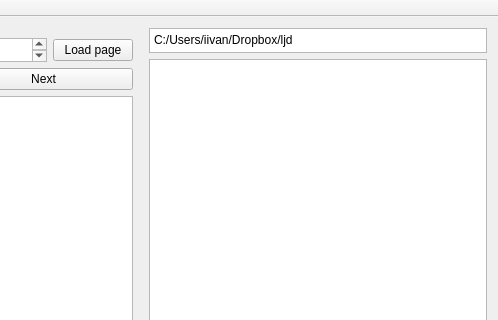
Above: mainwindow.ui from Nyoh/ljd before the change; both pictures show x 253 to 751 and y 0 to 320 of the 751 by 547 pixel window. Below: the same form after it.
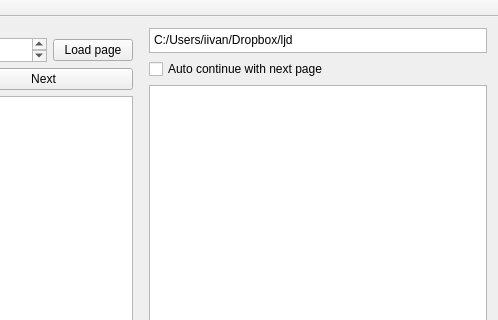
That is the form after the change.

```diff
--- a/mainwindow.ui
+++ b/mainwindow.ui
@@ -100,7 +100,7 @@
       <item>
        <layout class="QVBoxLayout" name="verticalLayout_3">
         <item>
-         <layout class="QVBoxLayout" name="verticalLayout_2" stretch="0,1,0">
+         <layout class="QVBoxLayout" name="verticalLayout_2" stretch="0,0,1,0">
           <item>
            <widget class="QPlainTextEdit" name="storageText">
             <property name="sizePolicy">
@@ -120,6 +120,13 @@
             </property>
            </widget>
           </item>
+          <item>
+           <widget class="QCheckBox" name="cbAuto">
+            <property name="text">
+             <string>Auto continue with next page</string>
+            </property>
+           </widget>
+          </item>
           <item>
            <widget class="QListWidget" name="entriesList">
             <property name="sizePolicy">
```
